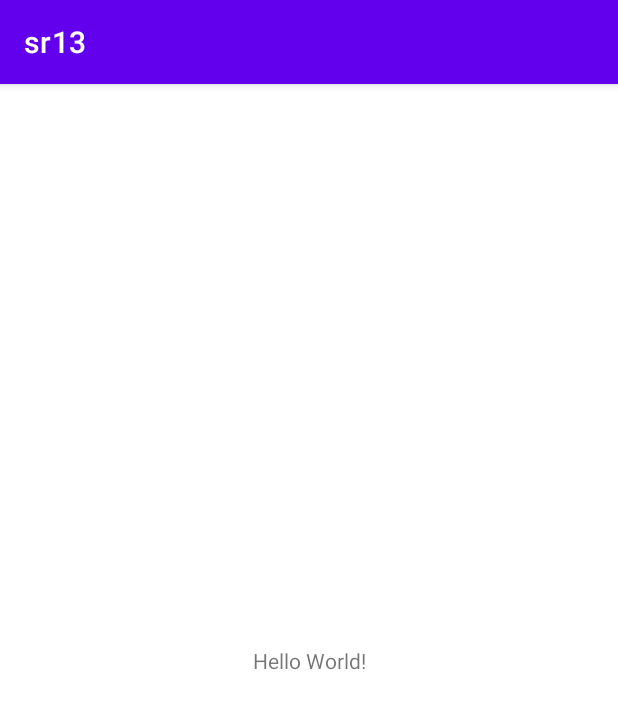
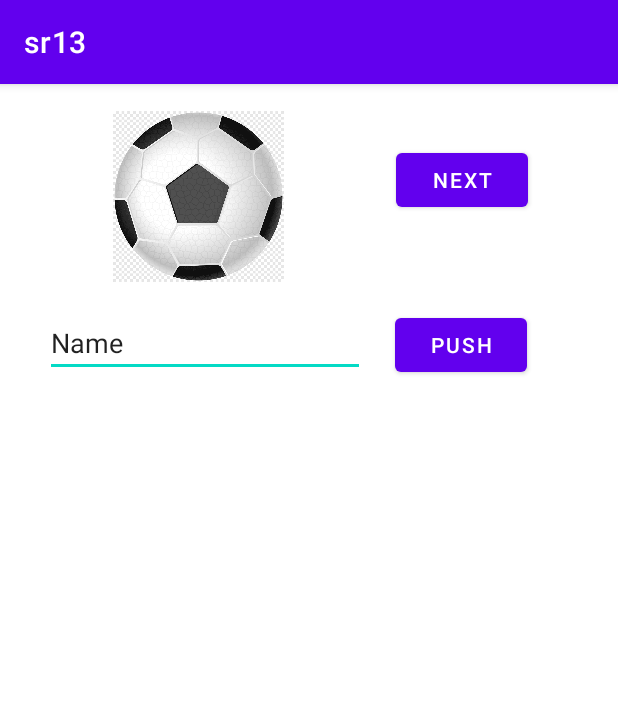
Before and after one commit to pawelglaba/sr13, an Android app: the screen it shows after launch (MainActivity), on a phone screen of 412 x 824 dp. Shown: the top 709 px of the screen. Run offline under Robolectric (Android 15) with nearby library versions, the phone set to English and light mode, and no system bars.

Commit message:
first classes

```diff
--- a/app/src/main/AndroidManifest.xml
+++ b/app/src/main/AndroidManifest.xml
@@ -9,6 +9,7 @@
         android:roundIcon="@mipmap/ic_launcher_round"
         android:supportsRtl="true"
         android:theme="@style/Theme.Sr13">
+        <activity android:name=".secondActivity"></activity>
         <activity android:name=".MainActivity">
             <intent-filter>
                 <action android:name="android.intent.action.MAIN" />
--- a/app/src/main/java/com/example/sr13/MainActivity.kt
+++ b/app/src/main/java/com/example/sr13/MainActivity.kt
@@ -1,11 +1,61 @@
 package com.example.sr13
 
+import android.content.Intent
 import androidx.appcompat.app.AppCompatActivity
 import android.os.Bundle
+import android.text.method.ScrollingMovementMethod
+import android.view.View
+import android.widget.Button
+import android.widget.EditText
+import android.widget.TextView
 
 class MainActivity : AppCompatActivity() {
+
+    private var userInput: EditText? = null
+    private var button: Button? = null
+    private var textView: TextView? = null
+
+    private var nextViewButton: Button? = null
+
+
+    private var numTimesClicked = 0
+
+
+
     override fun onCreate(savedInstanceState: Bundle?) {
         super.onCreate(savedInstanceState)
         setContentView(R.layout.activity_main)
+
+        userInput = findViewById(R.id.inputName)
+        button = findViewById(R.id.button)
+        textView = findViewById(R.id.printText)
+
+        textView?.text = ""
+        textView?.movementMethod = ScrollingMovementMethod()
+
+        nextViewButton = findViewById(R.id.nextView)
+
+
+        nextViewButton?.setOnClickListener(object : View.OnClickListener{
+            override fun onClick(v: View?) {
+                openActivity2()
+            }
+        })
+
+
+        button?.setOnClickListener(object : View.OnClickListener{
+            override fun onClick(v: View?) {
+                numTimesClicked += 1
+                textView?.append("\n The button got tapped by ${userInput?.text} $numTimesClicked time")
+                if(numTimesClicked !=1){
+                    textView?.append("s")
+                }
+            }
+        })
+    }
+
+    private fun openActivity2(){
+        val intent = Intent(this, secondActivity::class.java)
+        startActivity(intent)
     }
 }
--- a/app/src/main/res/layout/activity_main.xml
+++ b/app/src/main/res/layout/activity_main.xml
@@ -7,12 +7,63 @@
     tools:context=".MainActivity">
 
     <TextView
-        android:layout_width="wrap_content"
-        android:layout_height="wrap_content"
+        android:id="@+id/printText"
+        android:layout_width="361dp"
+        android:layout_height="416dp"
+        android:layout_marginStart="25dp"
+        android:layout_marginTop="40dp"
+        android:layout_marginBottom="10dp"
         android:text="Hello World!"
         app:layout_constraintBottom_toBottomOf="parent"
         app:layout_constraintLeft_toLeftOf="parent"
         app:layout_constraintRight_toRightOf="parent"
+        app:layout_constraintStart_toStartOf="parent"
+        app:layout_constraintTop_toBottomOf="@+id/inputName"
+        app:layout_constraintVertical_bias="0.753" />
+
+    <Button
+        android:id="@+id/button"
+        android:layout_width="wrap_content"
+        android:layout_height="wrap_content"
+        android:layout_marginStart="20dp"
+        android:layout_marginTop="150dp"
+        android:text="PUSH"
+        app:layout_constraintStart_toEndOf="@+id/inputName"
         app:layout_constraintTop_toTopOf="parent" />
 
+    <EditText
+        android:id="@+id/inputName"
+        android:layout_width="wrap_content"
+        android:layout_height="wrap_content"
+        android:layout_marginStart="30dp"
+        android:layout_marginTop="150dp"
+        android:ems="10"
+        android:inputType="textPersonName"
+        android:text="Name"
+        app:layout_constraintStart_toStartOf="parent"
+        app:layout_constraintTop_toTopOf="parent" />
+
+    <Button
+        android:id="@+id/nextView"
+        android:layout_width="wrap_content"
+        android:layout_height="wrap_content"
+        android:layout_marginTop="30dp"
+        android:layout_marginEnd="60dp"
+        android:layout_marginBottom="50dp"
+        android:text="next"
+        app:layout_constraintBottom_toTopOf="@+id/button"
+        app:layout_constraintEnd_toEndOf="parent"
+        app:layout_constraintTop_toTopOf="parent"
+        app:layout_constraintVertical_bias="0.454" />
+
+    <ImageView
+        android:id="@+id/imageView"
+        android:layout_width="214dp"
+        android:layout_height="114dp"
+        app:layout_constraintBottom_toTopOf="@+id/inputName"
+        app:layout_constraintEnd_toStartOf="@+id/nextView"
+        app:layout_constraintStart_toStartOf="parent"
+        app:layout_constraintTop_toTopOf="parent"
+        app:srcCompat="@drawable/ball" />
+
 </androidx.constraintlayout.widget.ConstraintLayout>
```
Also changed, not shown: app/src/main/java/com/example/sr13/secondActivity.kt (added, +33 -0 lines), app/src/main/res/layout/activity_second.xml (added, +16 -0 lines), app/src/main/res/drawable/ball.png (added).
